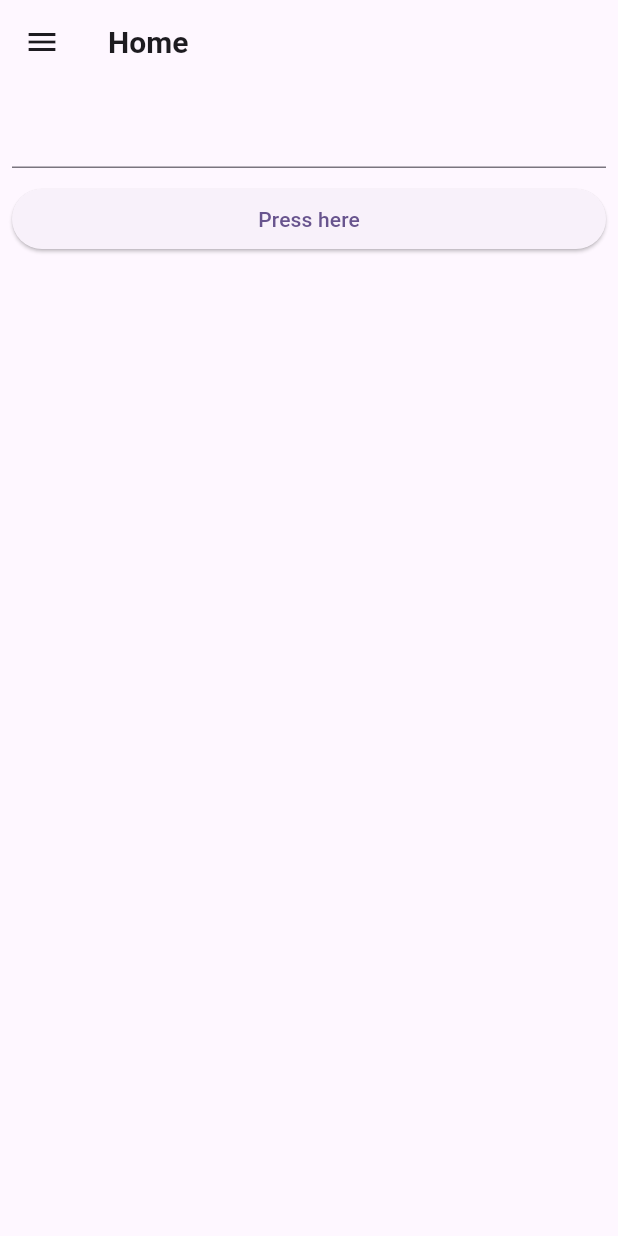
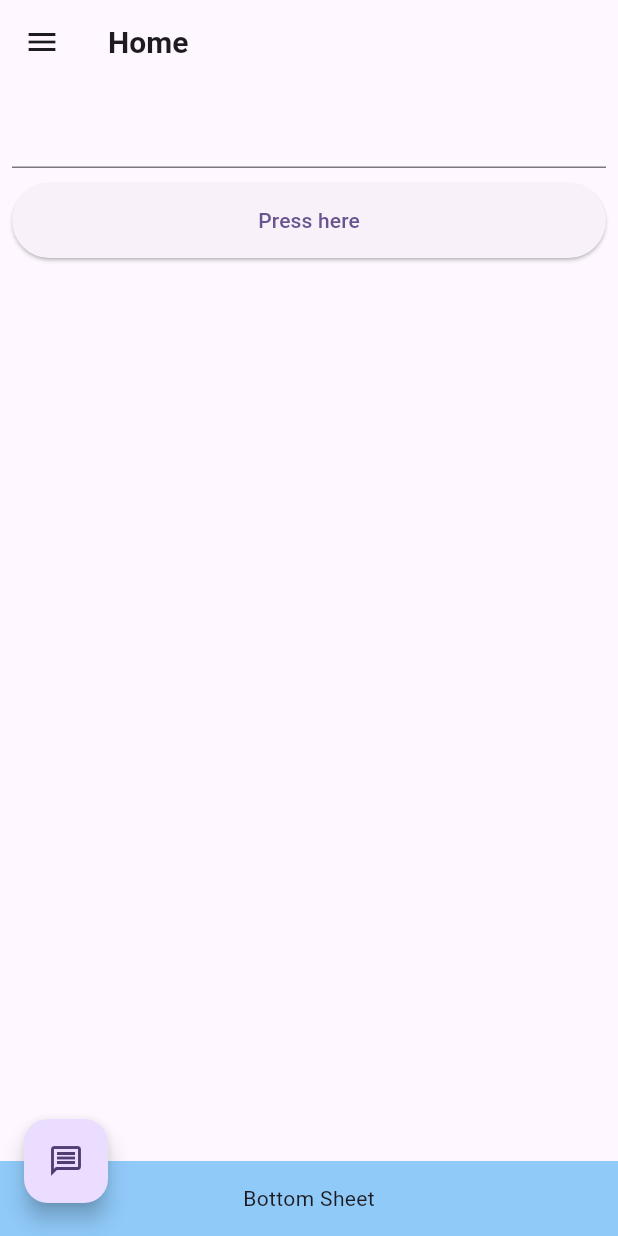
Before and after one commit to aswin-asokan/iste_bootcamp, a Flutter app: the screen it shows after launch, on a phone screen of 412 x 824 dp. Run offline on Flutter 3.47's test engine with Material 3 defaults, Android fonts, the light colour scheme and no system bars.

Commit message:
added bottomsheet

```diff
--- a/code_base/lib/home.dart
+++ b/code_base/lib/home.dart
@@ -58,6 +58,7 @@ class _HomeState extends State<Home> {
             TextField(controller: controller),
             Container(
               width: double.infinity,
+              height: 50,
               child: ElevatedButton(
                 onPressed: () {
                   print(controller.text);
@@ -68,6 +69,20 @@ class _HomeState extends State<Home> {
           ],
         ),
       ),
+      bottomSheet: Container(
+        color: Colors.blue[200],
+        height: 50,
+        child: Center(child: Text("Bottom Sheet")),
+      ),
+      floatingActionButton: FloatingActionButton(
+        onPressed: () {
+          ScaffoldMessenger.of(
+            context,
+          ).showSnackBar(SnackBar(content: Text("Hello")));
+        },
+        child: Icon(Icons.message_outlined),
+      ),
+      floatingActionButtonLocation: FloatingActionButtonLocation.startFloat,
     );
   }
 }
```
Also changed, not shown: images/bottom_sheet.png (added), images/floating_icon.png (added), images/snackbar.png (added), 1 other file.
